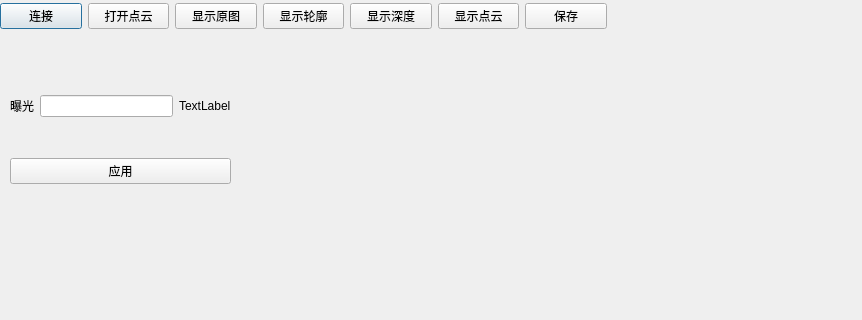
The window that leaser_measurementdlg.ui (qubo188612/leaser_measurement) describes before a commit, drawn with Qt 5; both pictures show x 0 to 862 and y 0 to 320 of the 1152 by 610 pixel window.
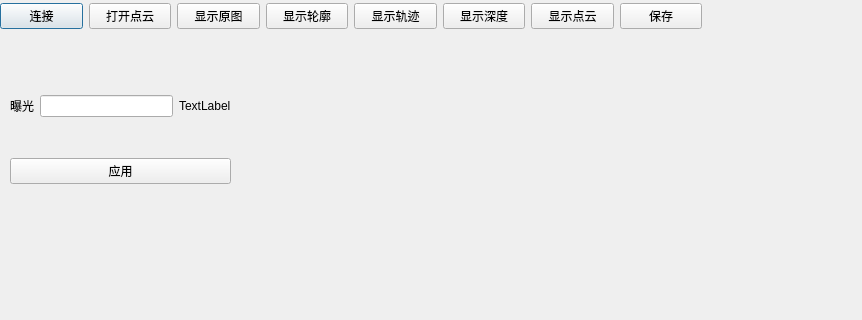
The same window after the commit.

```diff
--- a/leaser_measurementdlg.ui
+++ b/leaser_measurementdlg.ui
@@ -18,7 +18,7 @@
     <rect>
      <x>0</x>
      <y>0</y>
-     <width>607</width>
+     <width>702</width>
      <height>32</height>
     </rect>
    </property>
@@ -51,6 +51,13 @@
       </property>
      </widget>
     </item>
+    <item>
+     <widget class="QPushButton" name="showtragetorBtn">
+      <property name="text">
+       <string>显示轨迹</string>
+      </property>
+     </widget>
+    </item>
     <item>
      <widget class="QPushButton" name="showdeepimgBth">
       <property name="text">
```
